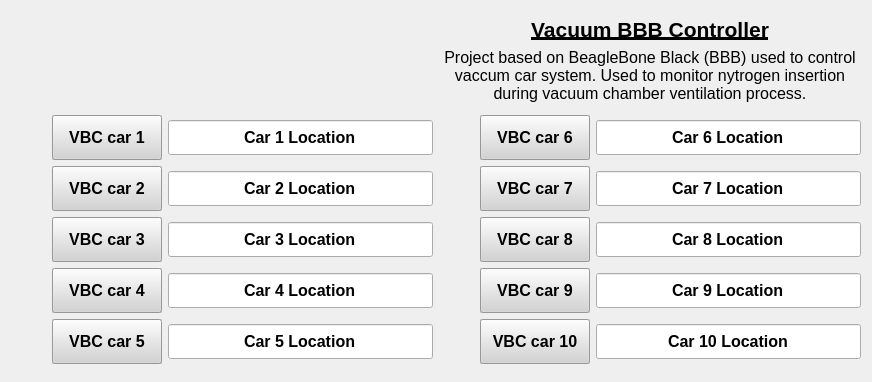
Qt form siriushlacon/vbc/ui/main_window.ui (lnls-sirius/pydm-opi) before a commit.
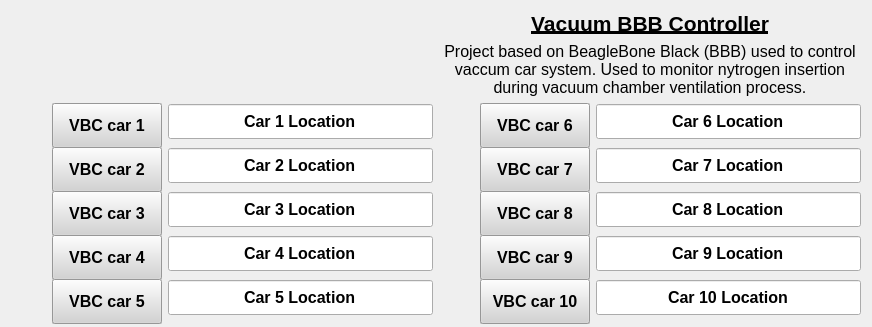
The same form after that commit. Icons and pictures are not drawn. Custom widgets are drawn as their Qt base class.

Commit message: Adjust launcher and vbc main screens

```diff
--- a/siriushlacon/vbc/ui/main_window.ui
+++ b/siriushlacon/vbc/ui/main_window.ui
@@ -6,8 +6,8 @@
    <rect>
     <x>0</x>
     <y>0</y>
-    <width>865</width>
-    <height>382</height>
+    <width>870</width>
+    <height>327</height>
    </rect>
   </property>
   <property name="windowTitle">
```
Left out of the diff: 20 changed lines with no effect on the pictures. The commit also changes 1 other file.
